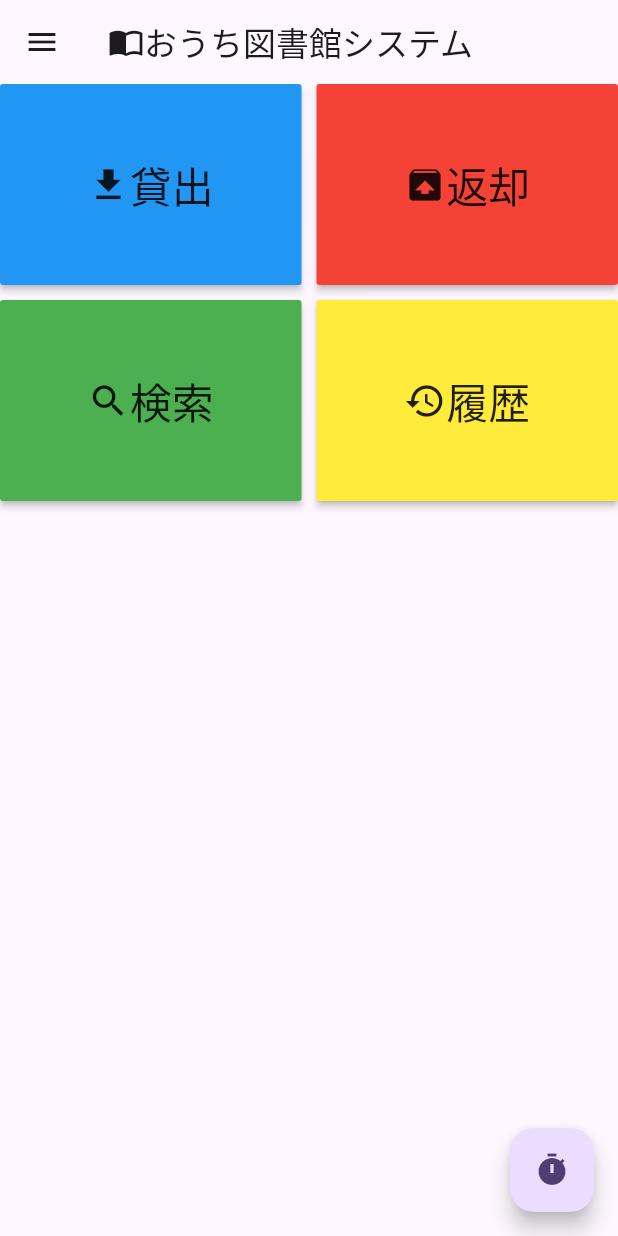
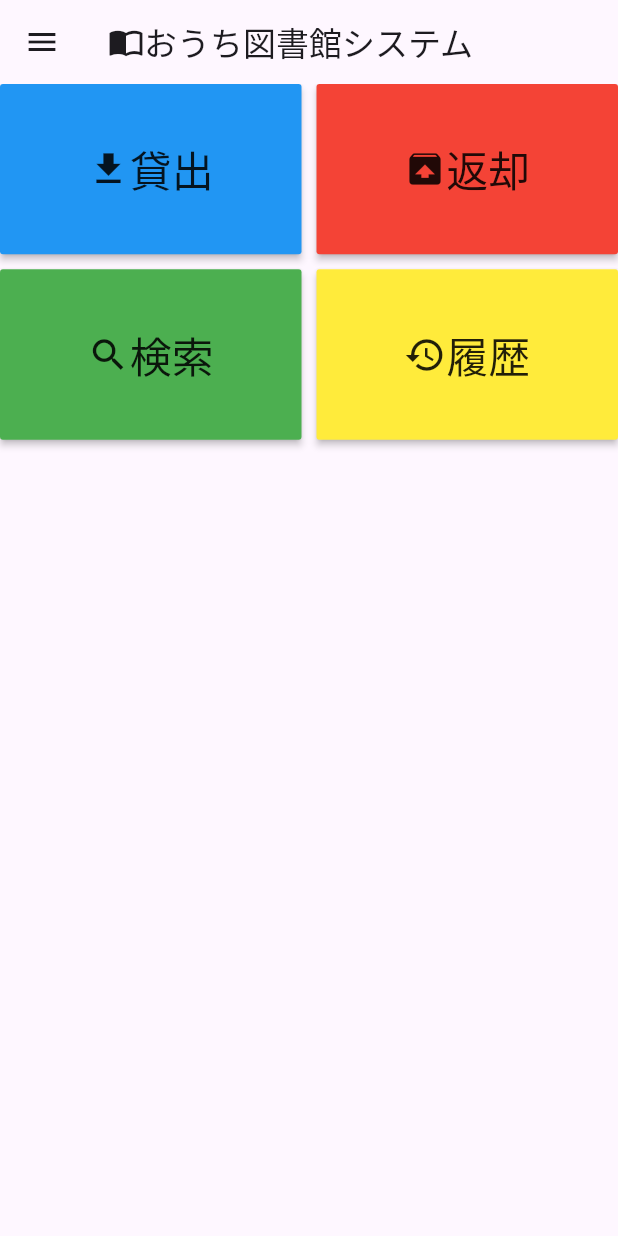
Before and after one commit to ntakahashi016/alexandrite, a Flutter app: the screen it shows after launch, on a phone screen of 412 x 824 dp. Run offline on Flutter 3.47's test engine with Material 3 defaults, Android fonts, the phone set to English and light mode, and no system bars.

Commit message:
delete unused button

```diff
--- a/app/client/lib/main_screen.dart
+++ b/app/client/lib/main_screen.dart
@@ -28,6 +28,7 @@ class _MainScreenAppState extends State<MainScreenApp> {
   @override
   Widget build(BuildContext context) {
     return Scaffold(
+      drawer: const Drawer(child: Center(child: Text("Drawer"))),
       appBar: AppBar(
         title: Row(children: const [
           Icon(Icons.import_contacts),
@@ -38,7 +39,7 @@ class _MainScreenAppState extends State<MainScreenApp> {
         crossAxisCount: 2,
         crossAxisSpacing: 10.0,
         mainAxisSpacing: 10.0,
-        childAspectRatio: 1.5,
+        childAspectRatio: 1.77,
         shrinkWrap: true,
         children: List.generate(4, (index) {
           return ButtonTheme(
@@ -56,9 +57,6 @@ class _MainScreenAppState extends State<MainScreenApp> {
           );
         }),
       ),
-      floatingActionButton: FloatingActionButton(
-        onPressed: () => {print("押したね？")}, child: const Icon(Icons.timer)),
-      drawer: const Drawer(child: Center(child: Text("Drawer"))),
     );
   }
 }
```
